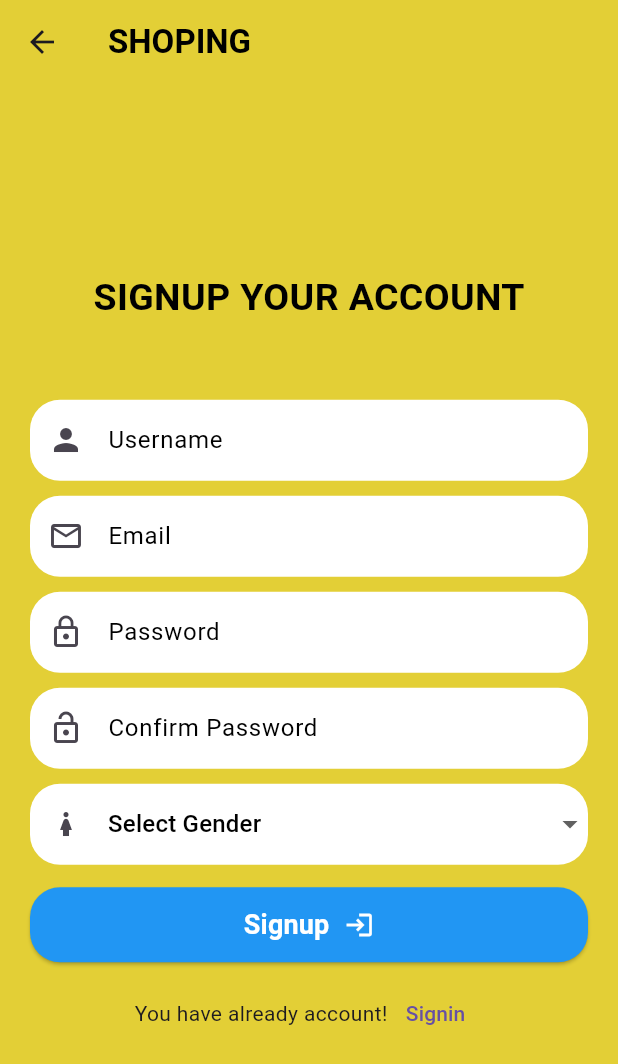
After one commit to Rong-Only/Demo_Flutter, a Flutter app: the screen it shows after launch, after a tap on "Singup", on a phone screen of 412 x 824 dp. The commit adds this screen. Shown: the top 1064 px of the screen. Run offline on Flutter 3.47's test engine with Material 3 defaults, Android fonts, the phone set to English and light mode, and no system bars; our stand-ins replace get, image_picker.

Commit message:
update signup

```diff
--- a/lib/login.dart
+++ b/lib/login.dart
@@ -3,6 +3,7 @@
 import 'dart:io';
 
 import 'package:demo_interview/main.dart';
+import 'package:demo_interview/singup.dart';
 import 'package:flutter/material.dart';
 
 class Login_page extends StatefulWidget {
@@ -37,7 +38,7 @@ class _Login_pageState extends State<Login_page> {
         backgroundColor: const Color.fromARGB(255, 227, 207, 54),
         body: Center(
           child: Padding(
-            padding: const EdgeInsets.all(20.0),
+            padding: const EdgeInsets.only(left: 20, right: 20),
             child: Form(
               key: _formkey,
               child: Column(
@@ -66,7 +67,7 @@ class _Login_pageState extends State<Login_page> {
                           border: InputBorder.none, // Removes default border
                           enabledBorder: InputBorder.none,
                           focusedBorder: InputBorder.none,
-                          prefixIcon: Icon(Icons.person),
+                          prefixIcon: Icon(Icons.person_rounded),
                           suffixIcon: IconButton(
                               onPressed: () {}, icon: Icon(Icons.check_circle)),
                           contentPadding:
@@ -98,7 +99,7 @@ class _Login_pageState extends State<Login_page> {
                           border: InputBorder.none, // Removes default border
                           enabledBorder: InputBorder.none,
                           focusedBorder: InputBorder.none,
-                          prefixIcon: Icon(Icons.password),
+                          prefixIcon: Icon(Icons.lock_open_outlined),
                           suffixIcon: IconButton(
                               onPressed: () {
                                 setState(() {
@@ -142,7 +143,7 @@ class _Login_pageState extends State<Login_page> {
                     ],
                   ),
                   SizedBox(
-                    height: 50,
+                    height: 30,
                   ),
                   ElevatedButton(
                       style: ElevatedButton.styleFrom(
@@ -194,11 +195,26 @@ class _Login_pageState extends State<Login_page> {
                   SizedBox(
                     height: 10,
                   ),
+                  Row(
+                    mainAxisAlignment: MainAxisAlignment.center,
+                    children: [
+                      Text("You have't account yet !"),
+                      TextButton(
+                          onPressed: () {
+                            Navigator.push(
+                                context,
+                                MaterialPageRoute(
+                                  builder: (context) => Singup_page(),
+                                ));
+                          },
+                          child: Text("Singup")),
+                    ],
+                  ),
                   Column(
                     children: [
                       Text("Login with an account!"),
                       SizedBox(
-                        height: 30,
+                        height: 15,
                       ),
                       Row(
                         mainAxisAlignment: MainAxisAlignment.center,
@@ -211,7 +227,7 @@ class _Login_pageState extends State<Login_page> {
                                 width: 45,
                               )),
                           SizedBox(
-                            width: 10,
+                            width: 5,
                           ),
                           IconButton(
                               onPressed: () {},
--- /dev/null
+++ b/lib/singup.dart
@@ -0,0 +1,208 @@
+// ignore_for_file: prefer_const_constructors, camel_case_types, prefer_const_literals_to_create_immutables
+
+import 'package:demo_interview/login.dart';
+import 'package:flutter/material.dart';
+
+class Singup_page extends StatefulWidget {
+  const Singup_page({super.key});
+
+  @override
+  State<Singup_page> createState() => _Singup_pageState();
+}
+
+String? _selectedGender;
+
+class _Singup_pageState extends State<Singup_page> {
+  @override
+  Widget build(BuildContext context) {
+    return Scaffold(
+      appBar: AppBar(
+        title: Text(
+          "SHOPING",
+          style: TextStyle(color: Colors.black, fontWeight: FontWeight.bold),
+        ),
+        backgroundColor: const Color.fromARGB(255, 227, 207, 54),
+      ),
+      backgroundColor: const Color.fromARGB(255, 227, 207, 54),
+      body: Padding(
+        padding: const EdgeInsets.only(left: 20, right: 20),
+        child: Center(
+          child: Column(
+            mainAxisAlignment: MainAxisAlignment.center,
+            children: [
+              Text(
+                'SIGNUP YOUR ACCOUNT',
+                style: TextStyle(
+                    color: Colors.black,
+                    fontSize: 25,
+                    fontWeight: FontWeight.bold),
+              ),
+              SizedBox(
+                height: 50,
+              ),
+              Container(
+                height: 54,
+                decoration: BoxDecoration(
+                    color: Colors.white,
+                    borderRadius: BorderRadius.all(Radius.circular(20))),
+                child: TextFormField(
+                  decoration: InputDecoration(
+                      hintText: 'Username',
+                      hintStyle: TextStyle(color: Colors.black),
+                      border: InputBorder.none, // Removes default border
+                      enabledBorder: InputBorder.none,
+                      focusedBorder: InputBorder.none,
+                      prefixIcon: Icon(Icons.person),
+                      contentPadding: const EdgeInsets.symmetric(vertical: 15)),
+                ),
+              ),
+              SizedBox(
+                height: 10,
+              ),
+              Container(
+                height: 54,
+                decoration: BoxDecoration(
+                    color: Colors.white,
+                    borderRadius: BorderRadius.all(Radius.circular(20))),
+                child: TextFormField(
+                  decoration: InputDecoration(
+                      hintText: 'Email',
+                      hintStyle: TextStyle(color: Colors.black),
+                      border: InputBorder.none, // Removes default border
+                      enabledBorder: InputBorder.none,
+                      focusedBorder: InputBorder.none,
+                      prefixIcon: Icon(Icons.email_outlined),
+                      contentPadding: const EdgeInsets.symmetric(vertical: 15)),
+                ),
+              ),
+              SizedBox(
+                height: 10,
+              ),
+              Container(
+                height: 54,
+                decoration: BoxDecoration(
+                    color: Colors.white,
+                    borderRadius: BorderRadius.all(Radius.circular(20))),
+                child: TextFormField(
+                  decoration: InputDecoration(
+                      hintText: 'Password',
+                      hintStyle: TextStyle(color: Colors.black),
+                      border: InputBorder.none, // Removes default border
+                      enabledBorder: InputBorder.none,
+                      focusedBorder: InputBorder.none,
+                      prefixIcon: Icon(Icons.lock_outline),
+                      contentPadding: const EdgeInsets.symmetric(vertical: 15)),
+                ),
+              ),
+              SizedBox(
+                height: 10,
+              ),
+              Container(
+                height: 54,
+                decoration: BoxDecoration(
+                    color: Colors.white,
+                    borderRadius: BorderRadius.all(Radius.circular(20))),
+                child: TextFormField(
+                  decoration: InputDecoration(
+                      hintText: 'Confirm Password',
+                      hintStyle: TextStyle(color: Colors.black),
+                      border: InputBorder.none, // Removes default border
+                      enabledBorder: InputBorder.none,
+                      focusedBorder: InputBorder.none,
+                      prefixIcon: Icon(Icons.lock_open_outlined),
+                      contentPadding: const EdgeInsets.symmetric(vertical: 15)),
+                ),
+              ),
+              SizedBox(height: 10),
+              Container(
+                height: 54,
+                decoration: BoxDecoration(
+                  color: Colors.white,
+                  borderRadius: BorderRadius.all(Radius.circular(20)),
+                ),
+                child: DropdownButtonFormField<String>(
+                  decoration: InputDecoration(
+                    border: InputBorder.none,
+                    prefixIcon: Icon(Icons.girl_outlined),
+                    contentPadding: const EdgeInsets.symmetric(vertical: 15),
+                  ),
+                  hint: Text("Select Gender",
+                      style: TextStyle(color: Colors.black)),
+                  items: ['Male', 'Female', 'Other']
+                      .map((gender) => DropdownMenuItem(
+                            value: gender,
+                            child: Text(gender),
+                          ))
+                      .toList(),
+                  onChanged: (value) {
+                    setState(() {
+                      _selectedGender = value;
+                    });
+                  },
+                ),
+              ),
+              SizedBox(
+                height: 15,
+              ),
+              ElevatedButton(
+                  style: ElevatedButton.styleFrom(
+                    backgroundColor:
+                        Colors.blue, // <-- set your background color here
+                    padding: EdgeInsets.symmetric(horizontal: 24, vertical: 12),
+                    shape: RoundedRectangleBorder(
+                      borderRadius:
+                          BorderRadius.circular(20), // optional: round corners
+                    ),
+                  ),
+                  onPressed: () {
+                    Navigator.push(
+                        context,
+                        MaterialPageRoute(
+                          builder: (context) => Login_page(),
+                        ));
+                  },
+                  child: Row(
+                    mainAxisAlignment: MainAxisAlignment.center,
+                    children: [
+                      Text(
+                        'Signup',
+                        style: TextStyle(
+                            color: Colors.white,
+                            fontWeight: FontWeight.bold,
+                            fontSize: 18),
+                      ),
+                      SizedBox(
+                        width: 10,
+                      ),
+                      Icon(
+                        Icons.login,
+                        color: Colors.white,
+                        size: 20,
+                      )
+                    ],
+                  )),
+              SizedBox(
+                height: 10,
+              ),
+              Row(
+                mainAxisAlignment: MainAxisAlignment.center,
+                children: [
+                  Text("You have already account!"),
+                  TextButton(
+                      onPressed: () {
+                        Navigator.push(
+                            context,
+                            MaterialPageRoute(
+                              builder: (context) => Login_page(),
+                            ));
+                      },
+                      child: Text("Signin")),
+                ],
+              ),
+            ],
+          ),
+        ),
+      ),
+    );
+  }
+}
```
Also changed, not shown: 4 other files.
